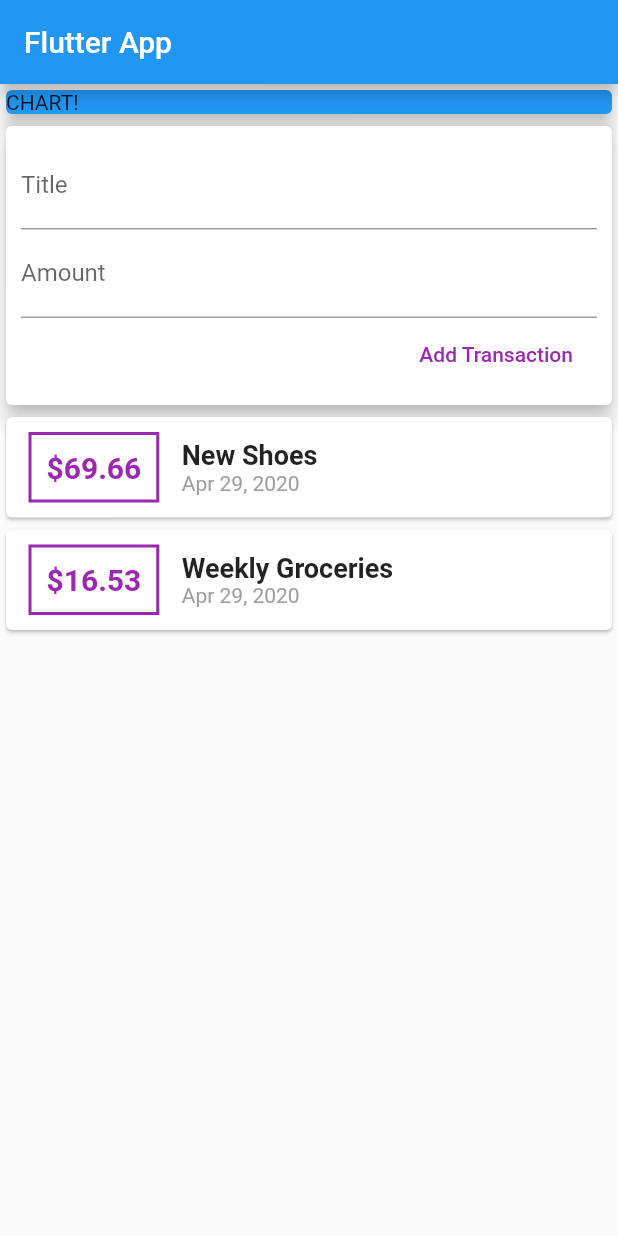
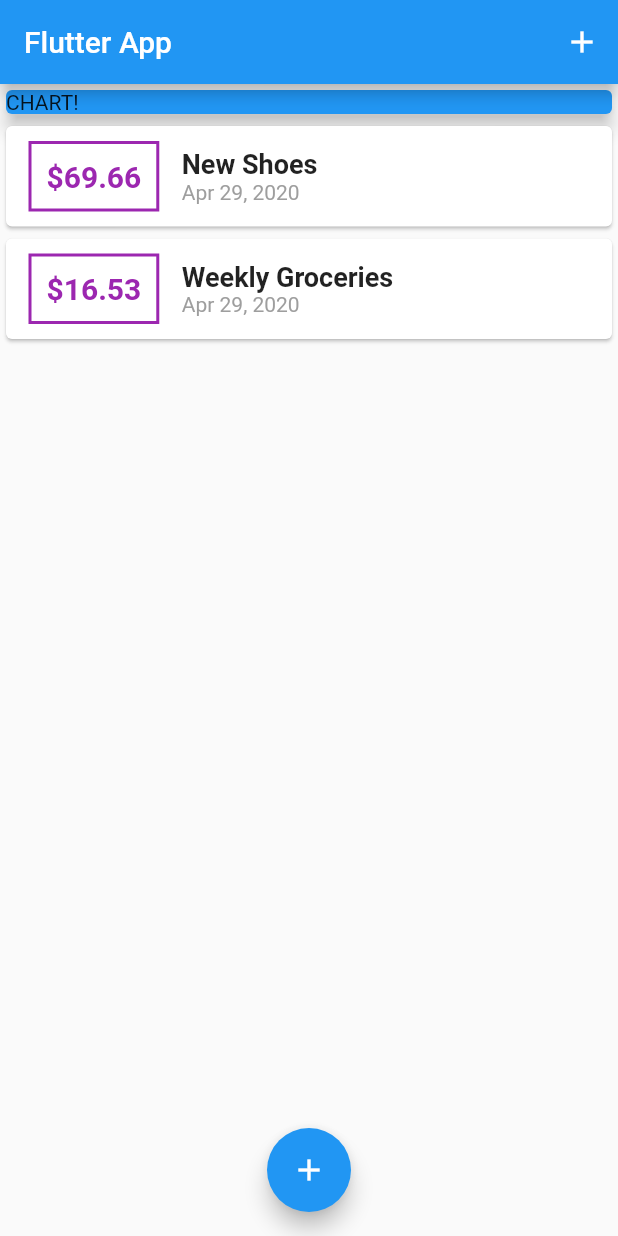
Before and after one commit to wcoder/flutter-playground, a Flutter app: the screen it shows after launch, on a phone screen of 412 x 824 dp. Run offline on Flutter 3.47's test engine with Material 2 defaults, Android fonts, the phone set to English and light mode, and no system bars.

Commit message:
Use bottomsheet for new transactions

```diff
--- a/expense_app/lib/main.dart
+++ b/expense_app/lib/main.dart
@@ -1,5 +1,7 @@
 import 'package:flutter/material.dart';
-import 'widgets/user_transaction.dart';
+import 'models/transaction.dart';
+import 'widgets/transaction_list.dart';
+import 'widgets/new_transaction.dart';
 
 void main() => runApp(MyApp());
 
@@ -14,12 +16,65 @@ class MyApp extends StatelessWidget {
   }
 }
 
-class MyHomePage extends StatelessWidget {
+class MyHomePage extends StatefulWidget {
+  @override
+  State<StatefulWidget> createState() => _MyHomePageState();
+}
+
+class _MyHomePageState extends State<MyHomePage>
+{
+  final List<Transaction> _userTransactions = [
+    Transaction(
+        id: 't1',
+        title: 'New Shoes',
+        amount: 69.66,
+        date: DateTime.now()
+    ),
+    Transaction(
+        id: 't2',
+        title: 'Weekly Groceries',
+        amount: 16.53,
+        date: DateTime.now()
+    ),
+  ];
+
+  void _addNewTransaction(String title, double amount) {
+    final newTransaction = Transaction(
+      title: title,
+      amount: amount,
+      date: DateTime.now(),
+      id: DateTime.now().toString(),
+    );
+
+    setState(() {
+      _userTransactions.add(newTransaction);
+    });
+  }
+
+  void _startAddNewTransaction(BuildContext context) {
+    showModalBottomSheet(
+      context: context,
+      builder: (bottomContext) {
+        return GestureDetector(
+          onTap: () {},
+          child: NewTransaction(_addNewTransaction),
+          behavior: HitTestBehavior.opaque,
+        );
+      },
+    );
+  }
+
   @override
   Widget build(BuildContext context) {
     return Scaffold(
       appBar: AppBar(
         title: Text('Flutter App'),
+        actions: <Widget>[
+          IconButton(
+            icon: Icon(Icons.add),
+            onPressed: () => _startAddNewTransaction(context)
+          )
+        ],
       ),
       body: SingleChildScrollView(
         child: Column(
@@ -30,9 +85,19 @@ class MyHomePage extends StatelessWidget {
               child: Text('CHART!'),
               elevation: 5,
             ),
-            UserTransaction(),
+            Column(
+              children: <Widget>[
+                TransactionList(_userTransactions),
+              ],
+            ),
           ],
         ),
-      ));
+      ),
+      floatingActionButtonLocation: FloatingActionButtonLocation.centerFloat,
+      floatingActionButton: FloatingActionButton(
+        child: Icon(Icons.add),
+        onPressed: () => _startAddNewTransaction(context),
+      ),
+    );
   }
 }
--- a/expense_app/lib/widgets/user_transaction.dart
+++ /dev/null
@@ -1,49 +0,0 @@
-import 'package:flutter/material.dart';
-import '../models/transaction.dart';
-import 'transaction_list.dart';
-import 'new_transaction.dart';
-
-class UserTransaction extends StatefulWidget {
-  @override
-  _UserTransactionState createState() => _UserTransactionState();
-}
-
-class _UserTransactionState extends State<UserTransaction> {
-  final List<Transaction> _userTransactions = [
-    Transaction(
-        id: 't1',
-        title: 'New Shoes',
-        amount: 69.66,
-        date: DateTime.now()
-    ),
-    Transaction(
-        id: 't2',
-        title: 'Weekly Groceries',
-        amount: 16.53,
-        date: DateTime.now()
-    ),
-  ];
-
-  void _addNewTransaction(String title, double amount) {
-    final newTransaction = Transaction(
-      title: title,
-      amount: amount,
-      date: DateTime.now(),
-      id: DateTime.now().toString(),
-    );
-
-    setState(() {
-      _userTransactions.add(newTransaction);
-    });
-  }
-
-  @override
-  Widget build(BuildContext context) {
-    return Column(
-      children: <Widget>[
-        NewTransaction(_addNewTransaction),
-        TransactionList(_userTransactions),
-      ],
-    );
-  }
-}
```
Also changed, not shown: expense_app/lib/widgets/new_transaction.dart (+12 -4 lines).
